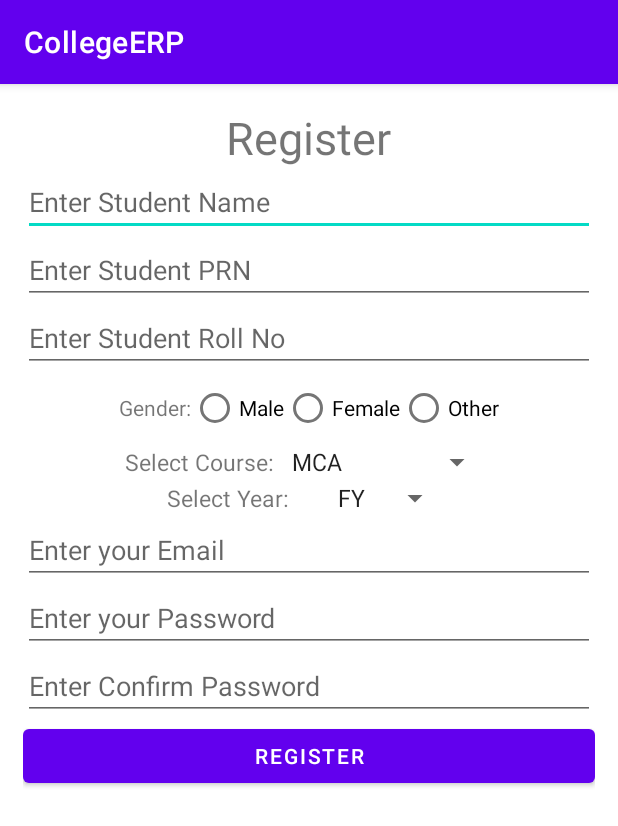
After one commit to yadavkuldeep1017/ErpApp, an Android app: the RegisterActivity screen opened directly, with no data from a screen before it, on a phone screen of 412 x 824 dp. The commit adds this screen. Shown: the top 826 px of the screen. Run offline under Robolectric (Android 15) with nearby library versions, the phone set to English and light mode, and no system bars; our stand-ins replace Firebase (no records; nobody signed in at launch, a user with empty details on screens opened directly).

Commit message:
Second Commit
Adding login,register and result activity

```diff
--- a/CollegeErp/app/build.gradle
+++ b/CollegeErp/app/build.gradle
@@ -1,5 +1,6 @@
 plugins {
     id 'com.android.application'
+    id 'com.google.gms.google-services'
 }
 
 android {
@@ -32,6 +33,7 @@ dependencies {
     implementation 'androidx.appcompat:appcompat:1.5.1'
     implementation 'com.google.android.material:material:1.6.1'
     implementation 'androidx.constraintlayout:constraintlayout:2.1.4'
+    implementation 'com.google.firebase:firebase-database:20.0.6'
     testImplementation 'junit:junit:4.13.2'
     androidTestImplementation 'androidx.test.ext:junit:1.1.3'
     androidTestImplementation 'androidx.test.espresso:espresso-core:3.4.0'
--- /dev/null
+++ b/CollegeErp/app/src/main/java/com/example/collegeerp/RegisterActivity.java
@@ -0,0 +1,117 @@
+package com.example.collegeerp;
+
+import androidx.annotation.NonNull;
+import androidx.appcompat.app.AppCompatActivity;
+
+import android.os.Bundle;
+import android.text.TextUtils;
+import android.view.View;
+import android.widget.Button;
+import android.widget.EditText;
+import android.widget.ProgressBar;
+import android.widget.RadioButton;
+import android.widget.RadioGroup;
+import android.widget.Spinner;
+import android.widget.Toast;
+
+import com.google.firebase.database.DataSnapshot;
+import com.google.firebase.database.DatabaseError;
+import com.google.firebase.database.DatabaseReference;
+import com.google.firebase.database.FirebaseDatabase;
+import com.google.firebase.database.ValueEventListener;
+
+public class RegisterActivity extends AppCompatActivity {
+
+     EditText name,prn,roll,pass,cnpass,email;
+     Spinner course,year;
+     Button Btn;
+     ProgressBar progressbar;
+     DatabaseReference reference;
+     Student student;
+     RadioGroup rggrup;
+     RadioButton gender;
+    @Override
+    protected void onCreate(Bundle savedInstanceState) {
+        super.onCreate(savedInstanceState);
+        setContentView(R.layout.activity_register);
+        name = findViewById(R.id.name);
+        prn = findViewById(R.id.prn);
+        roll = findViewById(R.id.roll);
+        pass = findViewById(R.id.passwd);
+        cnpass=findViewById(R.id.cpasswd);
+        course=findViewById(R.id.crse);
+        year=findViewById(R.id.year);
+        email=findViewById(R.id.email);
+        Btn = findViewById(R.id.btnregister);
+        rggrup=findViewById(R.id.gender);
+        progressbar = findViewById(R.id.progressbar);
+        Btn.setOnClickListener(new View.OnClickListener() {
+            @Override
+            public void onClick(View v)
+            {
+                registerNewUser();
+            }
+        });
+    }
+    private void registerNewUser(){
+        progressbar.setVisibility(View.VISIBLE);
+        String nm,pr,rll,pss,cpss,crse,yer,em;
+        nm = name.getText().toString();
+        pr = prn.getText().toString();
+        pss=pass.getText().toString();
+        rll = roll.getText().toString();
+        cpss=cnpass.getText().toString();
+        em=email.getText().toString();
+        crse=String.valueOf(course.getSelectedItem());
+        yer=String.valueOf(year.getSelectedItem());
+        if (TextUtils.isEmpty(nm)) {
+            Toast.makeText(getApplicationContext(),"Please enter Name!",Toast.LENGTH_LONG).show();
+            progressbar.setVisibility(View.GONE);
+            return;
+        }
+        if (TextUtils.isEmpty(pr)) {
+            Toast.makeText(getApplicationContext(),"Please enter PRN!",Toast.LENGTH_LONG).show();
+            return;
+        }
+        if (TextUtils.isEmpty(rll)) {
+            Toast.makeText(getApplicationContext(),"Please enter Roll No.!",Toast.LENGTH_LONG).show();
+            progressbar.setVisibility(View.GONE);
+            return;
+        }
+        int rgselec=rggrup.getCheckedRadioButtonId();
+        if(rgselec==-1){
+            Toast.makeText(getApplicationContext(),"Please Select a gender!",Toast.LENGTH_LONG).show();
+            progressbar.setVisibility(View.GONE);
+            return;
+        }
+        gender=findViewById(rgselec);
+        String gen=gender.getText().toString();
+        if (TextUtils.isEmpty(em)) {
+            Toast.makeText(getApplicationContext(),"Please enter Email!",Toast.LENGTH_LONG).show();
+            progressbar.setVisibility(View.GONE);
+            return;
+        }
+        if (TextUtils.isEmpty(pss)) {
+            Toast.makeText(getApplicationContext(),"Please enter Password",Toast.LENGTH_LONG).show();
+            progressbar.setVisibility(View.GONE);
+            return;
+        }
+        if (TextUtils.isEmpty(cpss)) {
+            Toast.makeText(getApplicationContext(),"Please enter Confirm Password!",Toast.LENGTH_LONG).show();
+            progressbar.setVisibility(View.GONE);
+            return;
+        }
+        if(!pss.equals(cpss)){
+            Toast.makeText(getApplicationContext(),"Password and Confirm Password Not Matched!",Toast.LENGTH_LONG).show();
+            progressbar.setVisibility(View.GONE);
+            return;
+        }
+        reference=FirebaseDatabase.getInstance().getReference("Student");
+        student=new Student();
+        student.setName(nm);student.setPasswd(pss);student.setPrn(pr);student.setRoll(rll);student.setCourse(crse);student.setYear(yer);student.setEmail(em);
+        student.setGender(gen);
+        reference.push().setValue(student);
+        Toast.makeText(RegisterActivity.this, "Data Added Successfully", Toast.LENGTH_LONG).show();
+        progressbar.setVisibility(View.GONE);
+    }
+}
--- /dev/null
+++ b/CollegeErp/app/src/main/res/layout/activity_register.xml
@@ -0,0 +1,122 @@
+<?xml version="1.0" encoding="utf-8"?>
+<LinearLayout xmlns:android="http://schemas.android.com/apk/res/android"
+    xmlns:app="http://schemas.android.com/apk/res-auto"
+    xmlns:tools="http://schemas.android.com/tools"
+    android:layout_width="match_parent"
+    android:layout_height="match_parent"
+    android:gravity="center_horizontal"
+    android:orientation="vertical"
+    android:padding="15dp"
+    tools:context=".RegisterActivity">
+    <TextView
+        android:layout_width="wrap_content"
+        android:layout_height="wrap_content"
+        android:text="Register"
+        android:textSize="30dp"/>
+
+    <EditText
+        android:id="@+id/name"
+        android:layout_width="match_parent"
+        android:layout_height="wrap_content"
+        android:hint="Enter Student Name" />
+
+    <EditText
+        android:id="@+id/prn"
+        android:layout_width="match_parent"
+        android:layout_height="wrap_content"
+        android:hint="Enter Student PRN" />
+    <EditText
+        android:id="@+id/roll"
+        android:layout_width="match_parent"
+        android:layout_height="wrap_content"
+        android:hint="Enter Student Roll No"/>
+    <RadioGroup
+        android:layout_width="wrap_content"
+        android:layout_height="wrap_content"
+        android:orientation="horizontal"
+        android:id="@+id/gender"
+        >
+        <TextView
+            android:layout_width="wrap_content"
+            android:layout_height="wrap_content"
+            android:text="Gender:"/>
+        <RadioButton
+            android:layout_width="wrap_content"
+            android:layout_height="wrap_content"
+            android:text="Male"
+            android:id="@+id/male"/>
+        <RadioButton
+            android:layout_width="wrap_content"
+            android:layout_height="wrap_content"
+            android:text="Female"
+            android:id="@+id/female"/>
+        <RadioButton
+            android:layout_width="wrap_content"
+            android:layout_height="wrap_content"
+            android:text="Other"
+            android:id="@+id/other"/>
+
+    </RadioGroup>
+    <LinearLayout
+        android:layout_width="wrap_content"
+        android:layout_height="wrap_content">
+        <TextView
+            android:layout_width="wrap_content"
+            android:layout_height="wrap_content"
+            android:text="Select Course: "
+            android:textSize="15dp"/>
+        <Spinner
+            android:layout_width="wrap_content"
+            android:layout_height="wrap_content"
+            android:id="@+id/crse"
+            android:entries="@array/course"
+            />
+    </LinearLayout>
+    <LinearLayout
+        android:layout_width="wrap_content"
+        android:layout_height="wrap_content">
+        <TextView
+            android:layout_width="wrap_content"
+            android:layout_height="wrap_content"
+            android:text="Select Year: "
+            android:textSize="15dp"/>
+        <Spinner
+            android:layout_marginLeft="20dp"
+            android:layout_width="wrap_content"
+            android:layout_height="wrap_content"
+            android:id="@+id/year"
+            android:entries="@array/year"
+            />
+    </LinearLayout>
+
+    <EditText
+        android:id="@+id/email"
+        android:layout_width="match_parent"
+        android:layout_height="wrap_content"
+        android:hint="Enter your Email"
+        android:inputType="textEmailAddress" />
+    <EditText
+        android:id="@+id/passwd"
+        android:layout_width="match_parent"
+        android:layout_height="wrap_content"
+        android:hint="Enter your Password"
+        android:inputType="textPassword" />
+    <EditText
+        android:id="@+id/cpasswd"
+        android:layout_width="match_parent"
+        android:layout_height="wrap_content"
+        android:hint="Enter Confirm Password"
+        android:inputType="textPassword" />
+    <Button
+        android:id="@+id/btnregister"
+        android:layout_width="match_parent"
+        android:layout_height="wrap_content"
+        android:text="Register" />
+
+    <ProgressBar
+        android:id="@+id/progressbar"
+        android:layout_width="wrap_content"
+        android:layout_height="wrap_content"
+        android:visibility="gone" />
+
+</LinearLayout>
--- a/CollegeErp/app/src/main/res/layout/activity_student_dash.xml
+++ b/CollegeErp/app/src/main/res/layout/activity_student_dash.xml
@@ -18,7 +18,7 @@ android:background="@drawable/bg1">
         android:background="@color/white"
         android:minHeight="?android:attr/actionBarSize"
         android:theme="@style/ThemeOverlay.AppCompat.Dark.ActionBar"
-        app:logo="@drawable/logo"
+        app:logo="@drawable/logo1"
         app:title="ERP App"
         app:titleMarginStart="40dp"
         app:titleTextColor="@color/black"
--- a/CollegeErp/app/src/main/res/values/strings.xml
+++ b/CollegeErp/app/src/main/res/values/strings.xml
@@ -1,3 +1,15 @@
 <resources>
     <string name="app_name">CollegeERP</string>
+    <string-array name="course">
+        <item>MCA</item>
+        <item>MCS</item>
+        <item>MSc.(DBA)</item>
+        <item>BCA</item>
+        <item>BCS</item>
+    </string-array>
+    <string-array name="year">
+        <item>FY</item>
+        <item>SY</item>
+        <item>TY</item>
+    </string-array>
 </resources>
--- a/CollegeErp/build.gradle
+++ b/CollegeErp/build.gradle
@@ -1,4 +1,8 @@
-// Top-level build file where you can add configuration options common to all sub-projects/modules.
+buildscript {
+    dependencies {
+        classpath 'com.google.gms:google-services:4.3.14'
+    }
+}// Top-level build file where you can add configuration options common to all sub-projects/modules.
 plugins {
     id 'com.android.application' version '7.2.1' apply false
     id 'com.android.library' version '7.2.1' apply false
```
Also changed, not shown: CollegeErp/app/src/main/AndroidManifest.xml (+9 -0 lines), CollegeErp/app/src/main/java/com/example/collegeerp/LoginActivity.java (+69 -2 lines), CollegeErp/app/src/main/java/com/example/collegeerp/Student.java (added, +75 -0 lines), CollegeErp/app/src/main/java/com/example/collegeerp/StudentDash.java (+8 -0 lines), CollegeErp/app/src/main/res/layout/activity_login.xml (+11 -4 lines), CollegeErp/app/src/main/res/drawable/logo1.png (added), 1 other file.
